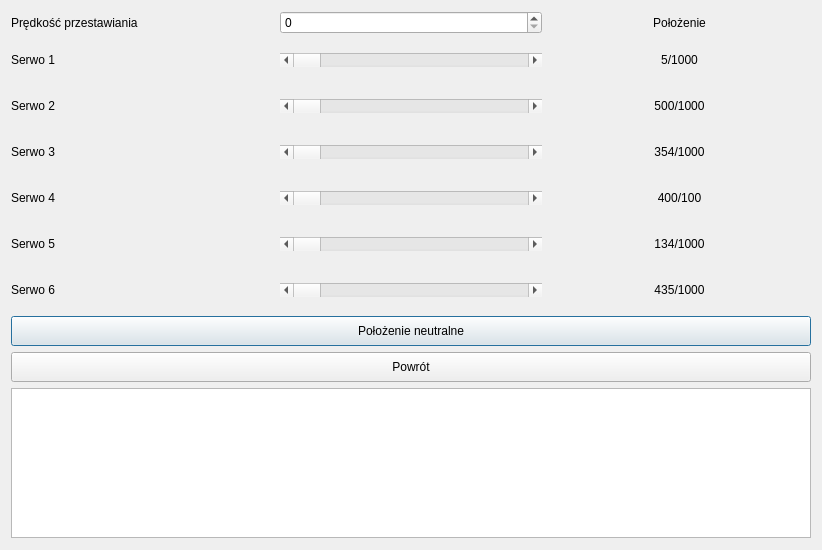
Qt form OpenCV/manualcontrol.ui (tpyrek/BScThesis) before a commit.
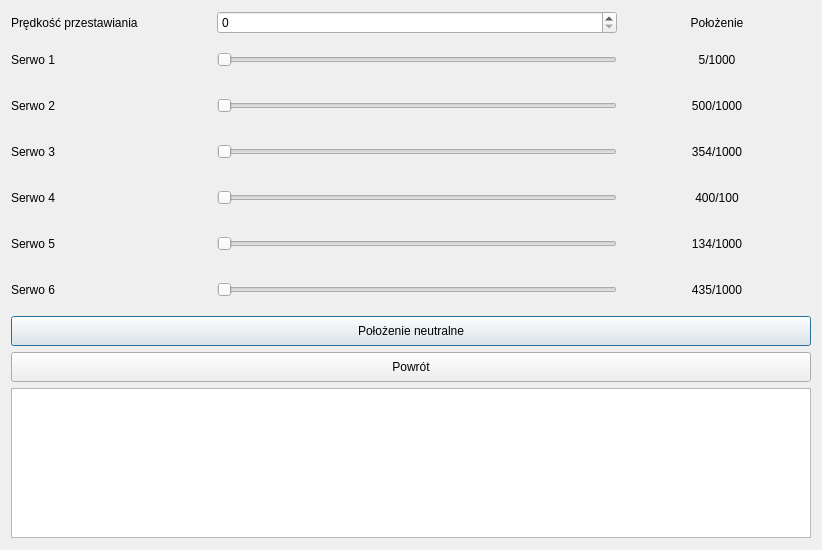
The same form after that commit.

Commit message: Sliders instead of ScrollBars

```diff
--- a/OpenCV/manualcontrol.ui
+++ b/OpenCV/manualcontrol.ui
@@ -16,20 +16,6 @@
   <layout class="QGridLayout" name="gridLayout_2">
    <item row="0" column="0">
     <layout class="QGridLayout" name="gridLayout">
-     <item row="1" column="1">
-      <widget class="QScrollBar" name="servo1HorizontalScrollBar">
-       <property name="orientation">
-        <enum>Qt::Horizontal</enum>
-       </property>
-      </widget>
-     </item>
-     <item row="5" column="1">
-      <widget class="QScrollBar" name="servo5HorizontalScrollBar">
-       <property name="orientation">
-        <enum>Qt::Horizontal</enum>
-       </property>
-      </widget>
-     </item>
      <item row="7" column="0" colspan="3">
       <widget class="QPushButton" name="neutralPositionPushButton">
        <property name="minimumSize">
@@ -204,22 +190,14 @@
        </property>
       </widget>
      </item>
-     <item row="2" column="1">
-      <widget class="QScrollBar" name="servo2HorizontalScrollBar">
-       <property name="orientation">
-        <enum>Qt::Horizontal</enum>
+     <item row="5" column="1">
+      <widget class="QSlider" name="servo5HorizontalSlider">
+       <property name="maximumSize">
+        <size>
+         <width>400</width>
+         <height>16777215</height>
+        </size>
        </property>
-      </widget>
-     </item>
-     <item row="3" column="1">
-      <widget class="QScrollBar" name="servo3HorizontalScrollBar">
-       <property name="orientation">
-        <enum>Qt::Horizontal</enum>
-       </property>
-      </widget>
-     </item>
-     <item row="4" column="1">
-      <widget class="QScrollBar" name="servo4HorizontalScrollBar">
        <property name="orientation">
         <enum>Qt::Horizontal</enum>
        </property>
@@ -238,8 +216,14 @@
        </property>
       </widget>
      </item>
-     <item row="6" column="1">
-      <widget class="QScrollBar" name="servo6HorizontalScrollBar">
+     <item row="1" column="1">
+      <widget class="QSlider" name="servo1HorizontalSlider">
+       <property name="maximumSize">
+        <size>
+         <width>400</width>
+         <height>16777215</height>
+        </size>
+       </property>
        <property name="orientation">
         <enum>Qt::Horizontal</enum>
        </property>
@@ -258,6 +242,58 @@
        </property>
       </widget>
      </item>
+     <item row="2" column="1">
+      <widget class="QSlider" name="servo2HorizontalSlider">
+       <property name="maximumSize">
+        <size>
+         <width>400</width>
+         <height>16777215</height>
+        </size>
+       </property>
+       <property name="orientation">
+        <enum>Qt::Horizontal</enum>
+       </property>
+      </widget>
+     </item>
+     <item row="3" column="1">
+      <widget class="QSlider" name="servo3HorizontalSlider">
+       <property name="maximumSize">
+        <size>
+         <width>400</width>
+         <height>16777215</height>
+        </size>
+       </property>
+       <property name="orientation">
+        <enum>Qt::Horizontal</enum>
+       </property>
+      </widget>
+     </item>
+     <item row="4" column="1">
+      <widget class="QSlider" name="servo4HorizontalSlider">
+       <property name="maximumSize">
+        <size>
+         <width>400</width>
+         <height>16777215</height>
+        </size>
+       </property>
+       <property name="orientation">
+        <enum>Qt::Horizontal</enum>
+       </property>
+      </widget>
+     </item>
+     <item row="6" column="1">
+      <widget class="QSlider" name="servo6HorizontalSlider">
+       <property name="maximumSize">
+        <size>
+         <width>400</width>
+         <height>16777215</height>
+        </size>
+       </property>
+       <property name="orientation">
+        <enum>Qt::Horizontal</enum>
+       </property>
+      </widget>
+     </item>
     </layout>
    </item>
   </layout>
```
